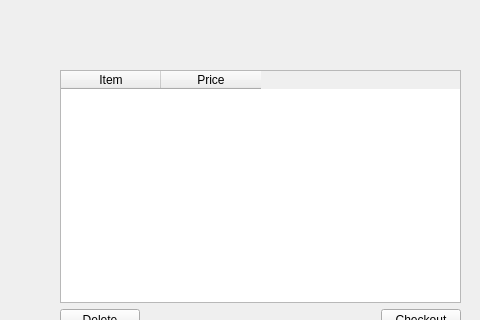
Old version of the form Project02 - QT Pet Database/src/PetDatabase/cartwindow.ui in the repository tonysulfaro/CSE-335-Projects; both pictures show x 0 to 480 and y 0 to 320 of the 800 by 600 pixel window.
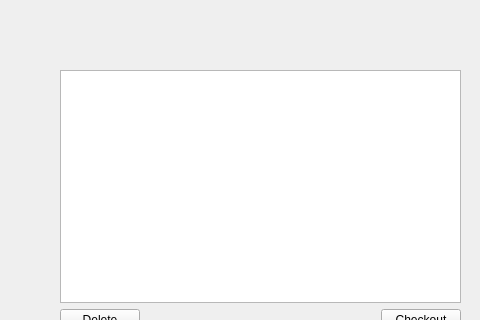
New version of the form.

The edit to the form file:
```diff
--- a/Project02 - QT Pet Database/src/PetDatabase/cartwindow.ui
+++ b/Project02 - QT Pet Database/src/PetDatabase/cartwindow.ui
@@ -25,18 +25,7 @@
     </property>
     <layout class="QVBoxLayout" name="verticalLayout">
      <item>
-      <widget class="QTableWidget" name="tableWidget">
-       <column>
-        <property name="text">
-         <string>Item</string>
-        </property>
-       </column>
-       <column>
-        <property name="text">
-         <string>Price</string>
-        </property>
-       </column>
-      </widget>
+      <widget class="QTableWidget" name="tableWidget"/>
      </item>
      <item>
       <layout class="QHBoxLayout" name="horizontalLayout">
```
